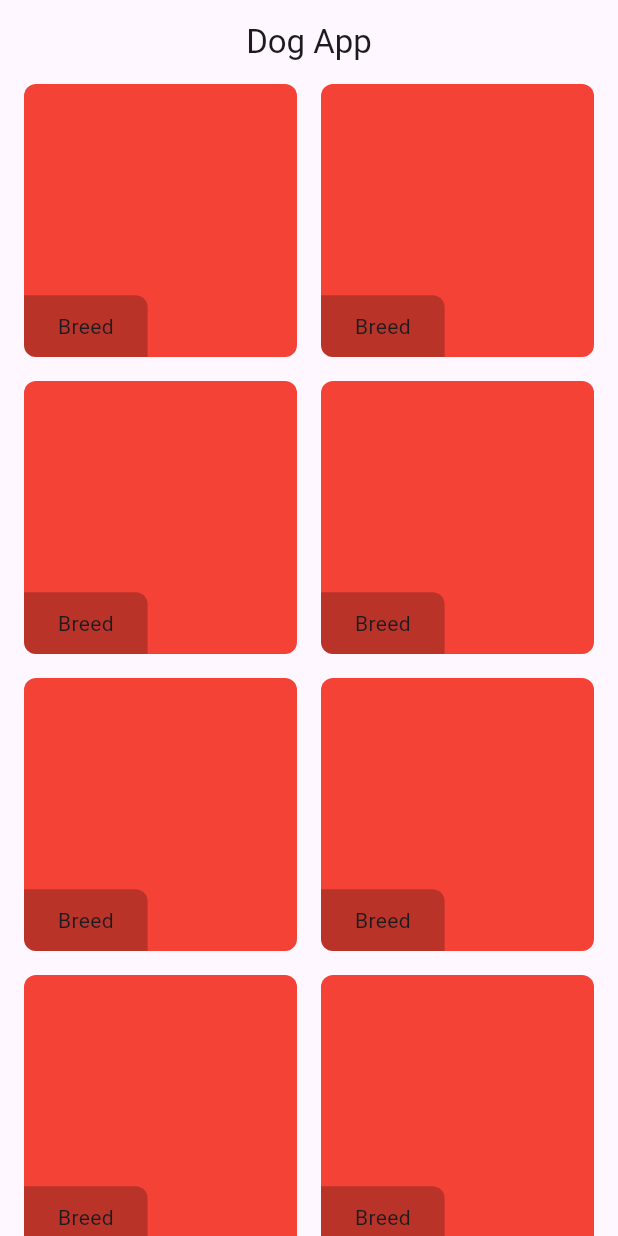
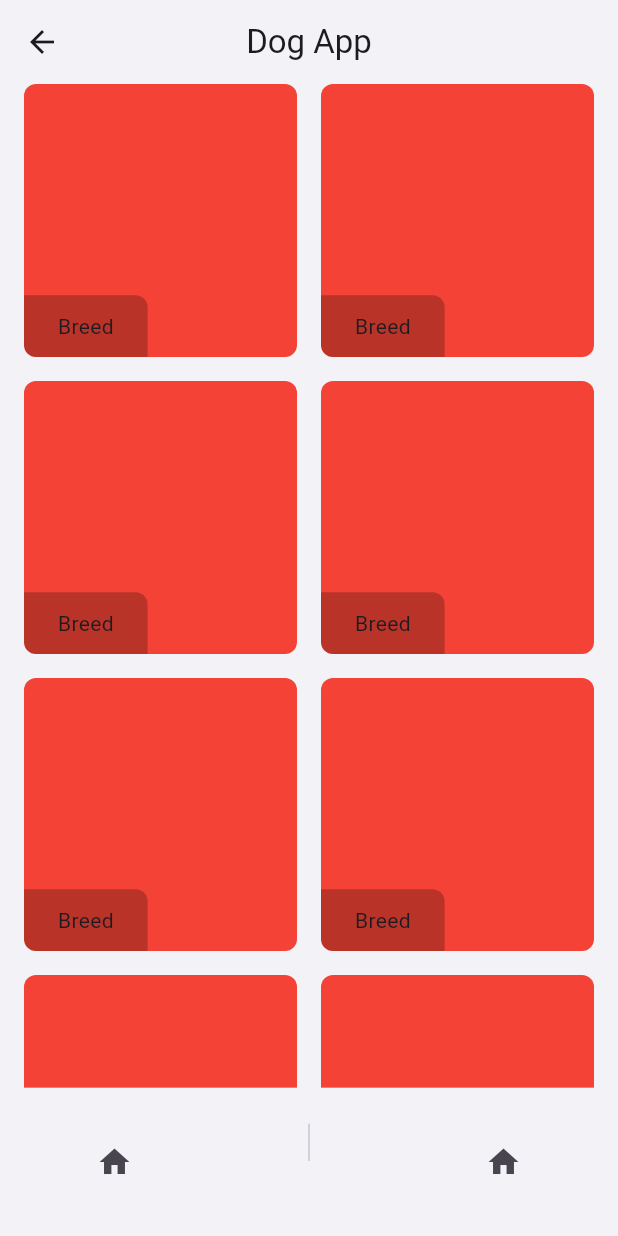
Before and after one commit to erenincesu10/dog_app, a Flutter app: the HomeView screen opened directly, on a phone screen of 412 x 824 dp. Run offline on Flutter 3.47's test engine with Material 3 defaults, Android fonts, the phone set to English and light mode, and no system bars; our stand-ins replace bloc, equatable, flutter_bloc, get_it.

Commit message:
updates done

```diff
--- a/lib/app/core/constants/color_constant.dart
+++ b/lib/app/core/constants/color_constant.dart
@@ -1,5 +1,5 @@
 import 'package:flutter/material.dart';
 
 class ColorConstant {
-  static const Color primaryColor = Colors.white;
+  static const Color primaryColor = Color.fromRGBO(242, 242, 247, 1);
 }
--- a/lib/app/presentation/home/home_view.dart
+++ b/lib/app/presentation/home/home_view.dart
@@ -1,3 +1,4 @@
+import 'package:dog_app/app/core/constants/color_constant.dart';
 import 'package:dog_app/app/core/extensions/build_context_extensions.dart';
 import 'package:dog_app/app/presentation/home/widgets/grid_container.dart';
 import 'package:dog_app/app/presentation/home/widgets/home_appbar.dart';
@@ -18,12 +19,45 @@ class _HomeViewState extends State<HomeView> {
       body: SizedBox(
         width: context.width,
         height: context.height,
-        child: GridView.builder(
-            padding: EdgeInsets.symmetric(horizontal: 16),
-            itemCount: 10,
-            gridDelegate: SliverGridDelegateWithFixedCrossAxisCount(
-                crossAxisCount: 2, mainAxisSpacing: 16, crossAxisSpacing: 16),
-            itemBuilder: (context, index) => GridContainer()),
+        child: Stack(
+          children: [
+            GridView.builder(
+              padding: EdgeInsets.symmetric(horizontal: 16),
+              itemCount: 10,
+              gridDelegate: SliverGridDelegateWithFixedCrossAxisCount(
+                  crossAxisCount: 2, mainAxisSpacing: 16, crossAxisSpacing: 16),
+              itemBuilder: (context, index) => GridContainer(),
+            ),
+            Align(
+              alignment: Alignment.bottomCenter,
+              child: Container(
+                width: context.width,
+                height: context.height * 0.12,
+                decoration: BoxDecoration(
+                  color: ColorConstant.primaryColor,
+                ),
+                child: Row(
+                  mainAxisAlignment: MainAxisAlignment.spaceAround,
+                  children: [
+                    IconButton(
+                      onPressed: () {},
+                      icon: Icon(Icons.home),
+                    ),
+                    const VerticalDivider(
+                      width: 2,
+                      indent: 24,
+                      endIndent: 50,
+                    ),
+                    IconButton(
+                      onPressed: () {},
+                      icon: Icon(Icons.home),
+                    ),
+                  ],
+                ),
+              ),
+            ),
+          ],
+        ),
       ),
     );
   }
```
Also changed, not shown: lib/app/presentation/splash/splash_view.dart (+9 -1 lines), lib/main.dart (+7 -3 lines), assets/icons/img_appicon.png (added).
